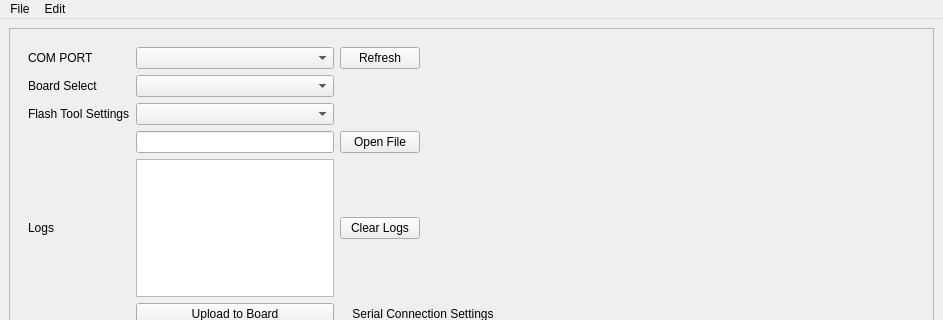
Above: ui/main_window.ui from RAMENtheNOODLES/dev-board-flasher before the change; both pictures show x 0 to 943 and y 0 to 320 of the 943 by 739 pixel window. Below: the same form after it.
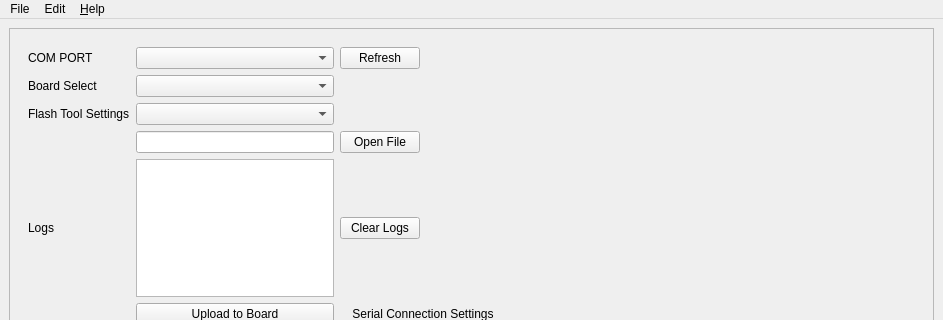
That is the form after the change. Custom widgets are drawn as their Qt base class.

Diff of the .ui file:
```diff
--- a/ui/main_window.ui
+++ b/ui/main_window.ui
@@ -264,8 +264,15 @@
     <addaction name="actionAdd_External_Flashing_Tool"/>
     <addaction name="actionAdd_External_Board_Directory"/>
    </widget>
+   <widget class="QMenu" name="menu_Help">
+    <property name="title">
+     <string>&amp;Help</string>
+    </property>
+    <addaction name="actionCheck_for_Updates"/>
+   </widget>
    <addaction name="menuFile"/>
    <addaction name="menuEdit"/>
+   <addaction name="menu_Help"/>
   </widget>
   <action name="actionOpen_File">
    <property name="text">
```
Left out of the diff: 5 changed lines with no effect on the pictures.
